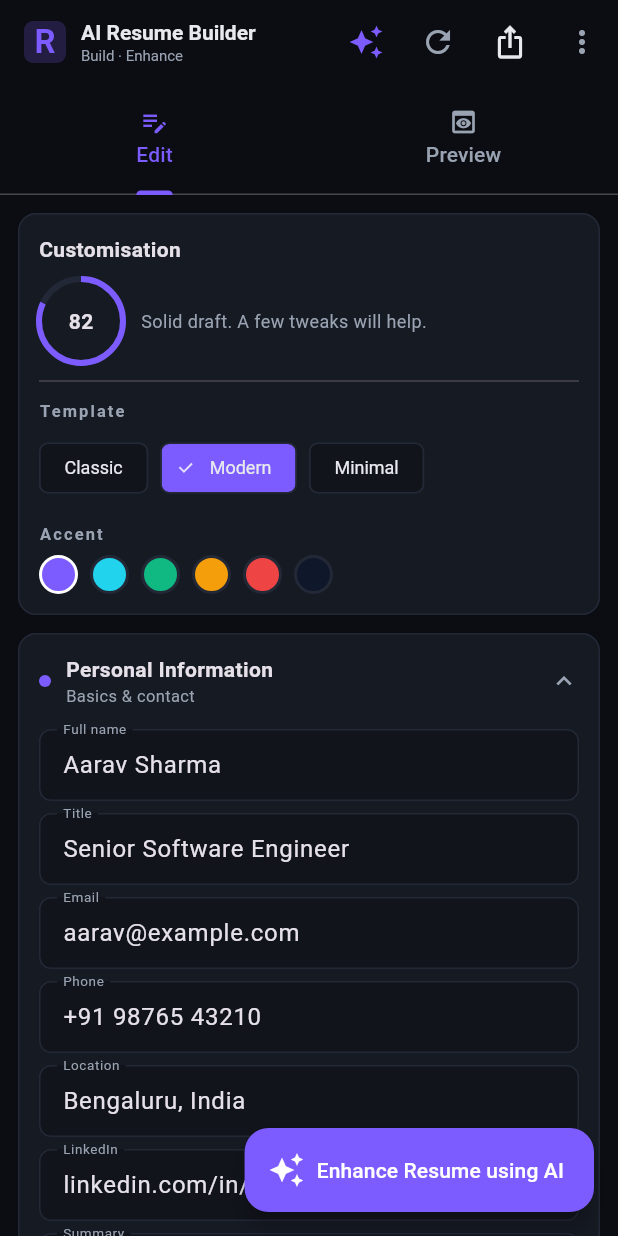
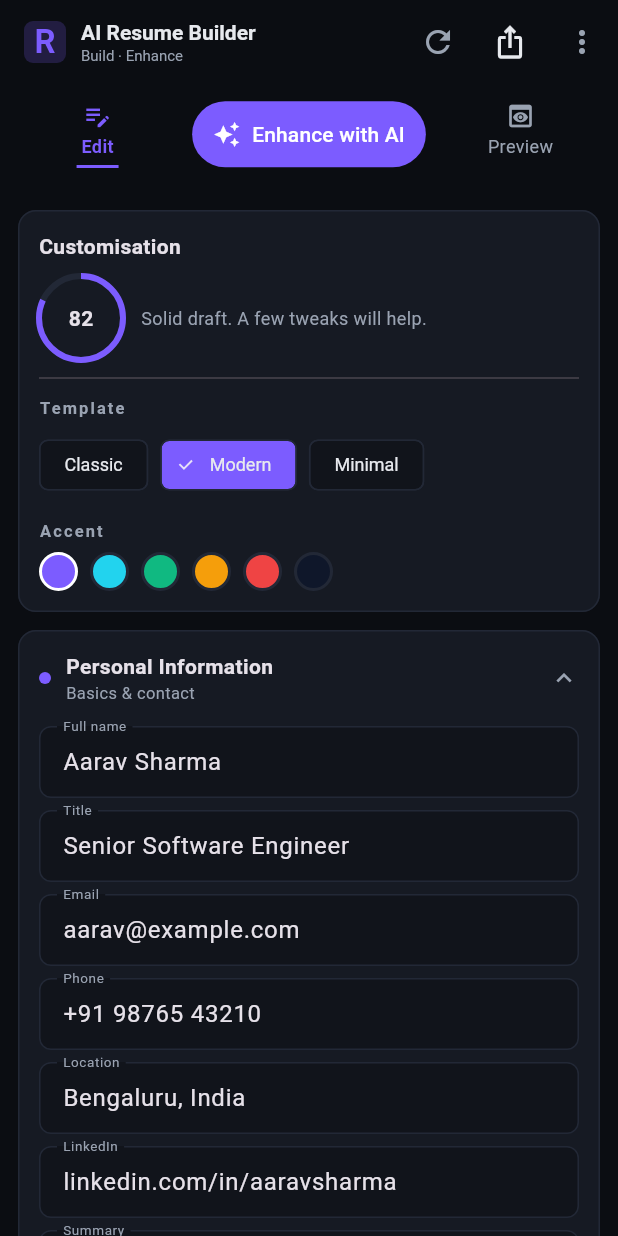
Before and after one commit to Neelam735/airesumebuilder, a Flutter app: the screen it shows after launch, on a phone screen of 412 x 824 dp. Run offline on Flutter 3.47's test engine with Material 3 defaults, Android fonts, the phone set to English and light mode, and no system bars; our stand-ins replace file_picker, in_app_purchase, pdf, printing, share_plus, shared_preferences; missing offline and left inert: razorpay_flutter, syncfusion_flutter_pdf; network calls fail.

Commit message:
feat: put Enhance with AI between the Edit and Preview tabs
Replaces the floating button with a central Enhance button sitting between
the two tabs, so it reads as the primary action and is reachable from either
tab without covering content.

- The tab strip becomes a custom row: Edit | Enhance with AI | Preview. A
  plain TabBar cannot host a widget between its tabs, so _tabButton
  reproduces TabBar's selected styling (brand colour plus underline).
- Drops the floating button, which existed only on the Edit tab and was
  hidden on Preview to avoid covering the Download bar.
- Drops the app-bar Enhance icon added earlier, now redundant since the
  central button is visible on both tabs.
- Trims the Edit list's trailing spacer, which only existed to clear the FAB.

The tap is logged as enhance_tapped with source "center".

Co-Authored-By: Claude Opus 5 <noreply@anthropic.com>
Claude-Session: https://claude.ai/code/session_016pWyv3MFESErCertRyGpLs

```diff
--- a/mobile/lib/screens/builder_screen.dart
+++ b/mobile/lib/screens/builder_screen.dart
@@ -112,9 +112,9 @@ class _BuilderScreenState extends State<BuilderScreen>
     }
   }
 
-  /// [source] records which control was tapped ("fab" or "appbar"), so the
-  /// logs show which entry point people actually use.
-  Future<void> _enhance({String source = 'fab'}) async {
+  /// [source] records which control was tapped, so the logs show which entry
+  /// point people use if more are added later.
+  Future<void> _enhance({String source = 'center'}) async {
     _analytics.log('enhance_tapped', source);
     final enhanced = await showDialog<bool>(
       context: context,
@@ -219,13 +219,6 @@ class _BuilderScreenState extends State<BuilderScreen>
           ),
         ]),
         actions: [
-          // Always reachable, including from the Preview tab where the FAB is
-          // hidden so it can't cover the Download bar.
-          IconButton(
-            tooltip: 'Enhance Resume using AI',
-            icon: const Icon(Icons.auto_awesome, color: AppColors.brand),
-            onPressed: () => _enhance(source: 'appbar'),
-          ),
           IconButton(
             tooltip: 'Reset',
             icon: const Icon(Icons.refresh, color: AppColors.inkMuted),
@@ -314,34 +307,80 @@ class _BuilderScreenState extends State<BuilderScreen>
             ],
           ),
         ],
-        bottom: TabBar(
-          controller: _tabs,
-          labelColor: AppColors.brand,
-          unselectedLabelColor: AppColors.inkMuted,
-          indicatorColor: AppColors.brand,
-          tabs: const [
-            Tab(icon: Icon(Icons.edit_note, size: 20), text: 'Edit'),
-            Tab(icon: Icon(Icons.preview, size: 20), text: 'Preview'),
-          ],
+        // Custom tab row so Enhance sits between Edit and Preview. It replaces
+        // the floating button, which was only on the Edit tab and could cover
+        // content; here it is central and visible from either tab.
+        bottom: PreferredSize(
+          preferredSize: const Size.fromHeight(72),
+          child: Padding(
+            padding: const EdgeInsets.fromLTRB(8, 0, 8, 8),
+            child: Row(
+              children: [
+                Expanded(child: _tabButton(Icons.edit_note, 'Edit', 0)),
+                Padding(
+                  padding: const EdgeInsets.symmetric(horizontal: 6),
+                  child: ElevatedButton.icon(
+                    onPressed: () => _enhance(source: 'center'),
+                    icon: const Icon(Icons.auto_awesome, size: 18),
+                    label: const Text('Enhance with AI'),
+                    style: ElevatedButton.styleFrom(
+                      backgroundColor: AppColors.brand,
+                      foregroundColor: Colors.white,
+                      padding: const EdgeInsets.symmetric(
+                          horizontal: 14, vertical: 12),
+                      shape: RoundedRectangleBorder(
+                          borderRadius: BorderRadius.circular(24)),
+                    ),
+                  ),
+                ),
+                Expanded(child: _tabButton(Icons.preview, 'Preview', 1)),
+              ],
+            ),
+          ),
         ),
       ),
-      // Hide the Enhance FAB on the Preview tab so it never covers the
-      // Download bar. Enhance stays available from the Edit tab.
-      floatingActionButton: _tab == 0
-          ? FloatingActionButton.extended(
-              onPressed: () => _enhance(source: 'fab'),
-              icon: const Icon(Icons.auto_awesome),
-              label: const Text('Enhance Resume using AI'),
-              backgroundColor: AppColors.brand,
-              foregroundColor: Colors.white,
-            )
-          : null,
       body: TabBarView(
         controller: _tabs,
         children: [
           _editTab(),
           _previewTab(provider),
         ],
+      ),
+    );
+  }
+
+  /// One side of the custom tab row. Reproduces TabBar's selected styling
+  /// (brand colour plus an underline) since the Enhance button sits between
+  /// the two tabs and a plain TabBar can't host a widget in the middle.
+  Widget _tabButton(IconData icon, String label, int index) {
+    final selected = _tab == index;
+    final color = selected ? AppColors.brand : AppColors.inkMuted;
+    return InkWell(
+      onTap: () => _tabs.animateTo(index),
+      borderRadius: BorderRadius.circular(10),
+      child: Padding(
+        padding: const EdgeInsets.symmetric(vertical: 8),
+        child: Column(
+          mainAxisSize: MainAxisSize.min,
+          children: [
+            Icon(icon, size: 20, color: color),
+            const SizedBox(height: 2),
+            Text(
+              label,
+              style: TextStyle(
+                fontSize: 12,
+                color: color,
+                fontWeight: selected ? FontWeight.w600 : FontWeight.w400,
+              ),
+            ),
+            const SizedBox(height: 4),
+            Container(
+              height: 2,
+              width: 28,
+              color: selected ? AppColors.brand : Colors.transparent,
+            ),
+          ],
+        ),
       ),
     );
   }
@@ -357,7 +396,7 @@ class _BuilderScreenState extends State<BuilderScreen>
         EducationForm(),
         ProjectsForm(),
         LanguagesForm(),
-        SizedBox(height: 80), // breathing room for FAB
+        SizedBox(height: 24),
       ],
     );
   }
```
